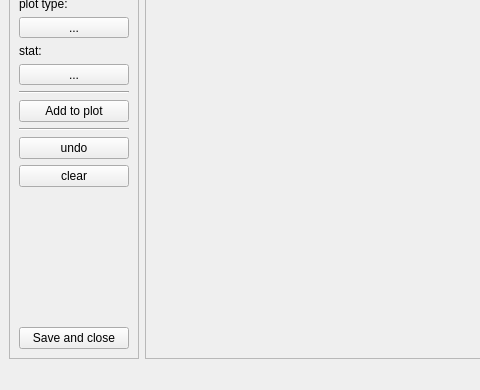
The window that ui/plot_window.ui (usc-psychsim/psychsim-eval-gui) describes before a commit, drawn with Qt 5; both pictures show x 0 to 480 and y 210 to 600 of the 800 by 600 pixel window.
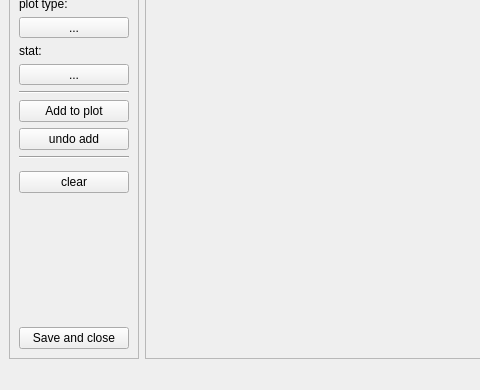
The same window after the commit.

Commit message: Add bar chart

What changed in the file:
```diff
--- a/ui/plot_window.ui
+++ b/ui/plot_window.ui
@@ -227,6 +227,25 @@
          </property>
         </widget>
        </item>
+       <item>
+        <widget class="QPushButton" name="plot_undo_button">
+         <property name="sizePolicy">
+          <sizepolicy hsizetype="Ignored" vsizetype="Fixed">
+           <horstretch>0</horstretch>
+           <verstretch>0</verstretch>
+          </sizepolicy>
+         </property>
+         <property name="maximumSize">
+          <size>
+           <width>1000</width>
+           <height>16777215</height>
+          </size>
+         </property>
+         <property name="text">
+          <string>undo add</string>
+         </property>
+        </widget>
+       </item>
        <item>
         <widget class="Line" name="line_2">
          <property name="orientation">
@@ -249,25 +268,6 @@
           <property name="bottomMargin">
            <number>0</number>
           </property>
-          <item>
-           <widget class="QPushButton" name="plot_undo_button">
-            <property name="sizePolicy">
-             <sizepolicy hsizetype="Ignored" vsizetype="Fixed">
-              <horstretch>0</horstretch>
-              <verstretch>0</verstretch>
-             </sizepolicy>
-            </property>
-            <property name="maximumSize">
-             <size>
-              <width>1000</width>
-              <height>16777215</height>
-             </size>
-            </property>
-            <property name="text">
-             <string>undo</string>
-            </property>
-           </widget>
-          </item>
          </layout>
         </widget>
        </item>
```
The commit also changes 2 other files.
